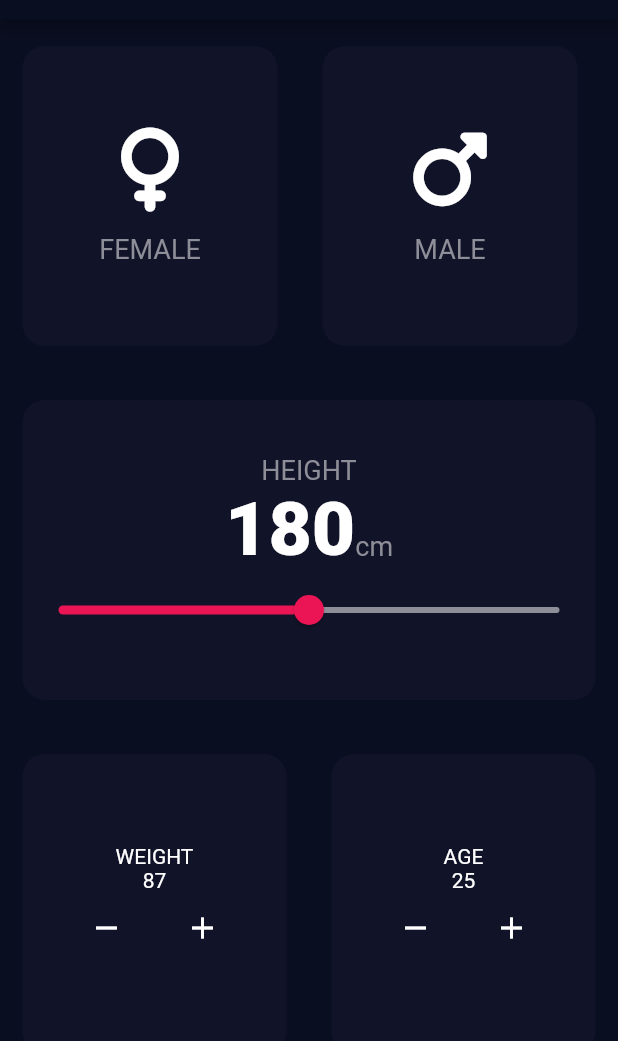
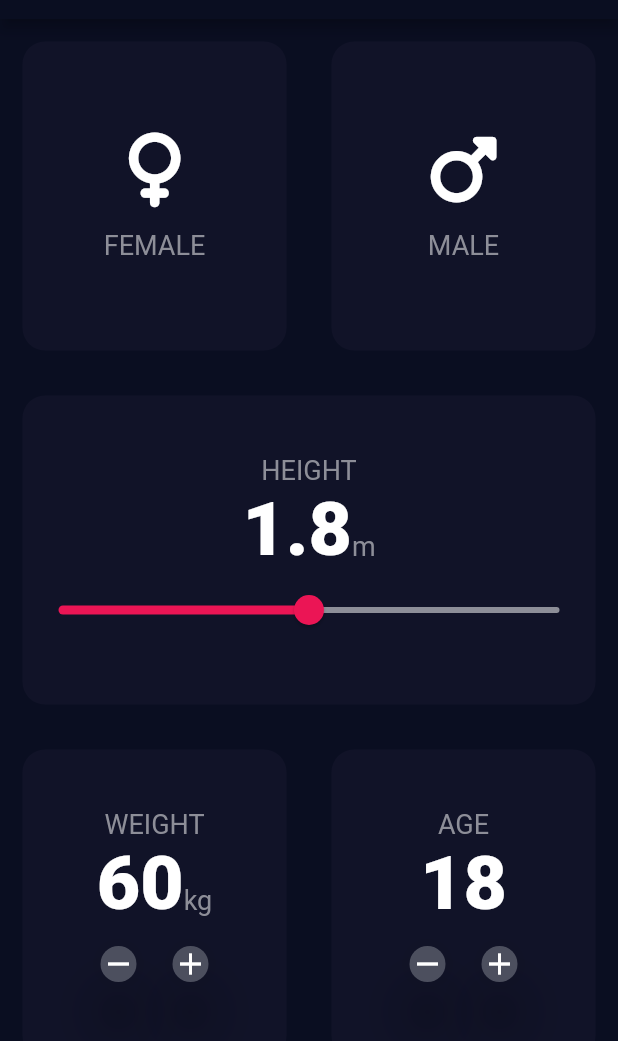
Before and after one commit to CarlosGarciaWeb/bmicalcflutter, a Flutter app: the screen it shows after launch, on a phone screen of 412 x 824 dp, the part 65-1106 px from its top. Run offline on Flutter 3.47's test engine with Material 2 defaults, Android fonts, the phone set to English and light mode, and no system bars; our stand-ins replace font_awesome_flutter; missing offline and left inert: dart:ffi.

Commit message:
create functionality for the age and weight card and created custom round button

```diff
--- a/lib/card_icons.dart
+++ b/lib/card_icons.dart
@@ -10,7 +10,7 @@ class CardChild extends StatelessWidget {
   final String cardTitle;
 
   final double cardChildSpacing = 15.0;
-  final double cardChildIconSize = 56.0;
+  final double cardChildIconSize = 50.0;
 
   @override
   Widget build(BuildContext context) {
--- a/lib/input_page.dart
+++ b/lib/input_page.dart
@@ -1,3 +1,5 @@
+import 'dart:ffi';
+
 import 'package:flutter/material.dart';
 import 'package:font_awesome_flutter/font_awesome_flutter.dart';
 import 'package:bmicalculator/reusable_card.dart';
@@ -16,6 +18,8 @@ class InputPage extends StatefulWidget {
 class _InputPageState extends State<InputPage> {
   Gender? selectedGender;
   int _height = 180;
+  int _weight = 60;
+  int _age = 18;
 
   @override
   Widget build(BuildContext context) {
@@ -30,7 +34,8 @@ class _InputPageState extends State<InputPage> {
             Expanded(
               child: Row(
                 children: [
-                  GestureDetector(
+                  Expanded(
+                    child: GestureDetector(
                       onTap: () {
                         setState(() {
                           selectedGender = Gender.female;
@@ -46,7 +51,9 @@ class _InputPageState extends State<InputPage> {
                         ),
                       ),
                     ),
-                  GestureDetector(
+                  ),
+                  Expanded(
+                    child: GestureDetector(
                       onTap: () {
                         setState(() {
                           selectedGender = Gender.male;
@@ -58,6 +65,7 @@ class _InputPageState extends State<InputPage> {
                             : inactiveCardColor,
                         cardChild: const CardChild(
                             cardIcon: FontAwesomeIcons.mars, cardTitle: "MALE"),
+                      ),
                     ),
                   ),
                 ],
@@ -81,11 +89,11 @@ class _InputPageState extends State<InputPage> {
                           crossAxisAlignment: CrossAxisAlignment.baseline,
                           children: [
                             Text(
-                              _height.toString(),
+                              (_height/100).toString(),
                               style: numStyle,
                             ),
                             const Text(
-                              'cm',
+                              'm',
                               style: labelStyle,
                             )
                           ],
@@ -95,7 +103,6 @@ class _InputPageState extends State<InputPage> {
                           min: 120,
                           max: 240,
                           onChanged: (double newValue) {
-                            print(newValue);
                             setState(() {
                               _height = newValue.round();
                             });
@@ -117,23 +124,41 @@ class _InputPageState extends State<InputPage> {
                     cardChild: Column(
                       mainAxisAlignment: MainAxisAlignment.center,
                       children: [
-                        const Text('WEIGHT'),
-                        const Text('87'),
+                        const Text(
+                          'WEIGHT',
+                          style: labelStyle,
+                        ),
+                        Row(
+                          mainAxisAlignment: MainAxisAlignment.center,
+                          textBaseline: TextBaseline.alphabetic,
+                          crossAxisAlignment: CrossAxisAlignment.baseline,
+                          children: [
+                            Text(
+                              _weight.toString(),
+                              style: numStyle,
+                            ),
+                            const Text("kg", style: labelStyle,),
+                          ],
+                        ),
                         Row(
                           mainAxisAlignment: MainAxisAlignment.center,
                           children: [
-                            TextButton(
-                                onPressed: () {},
-                                child: const Icon(
-                                  Icons.remove,
-                                  color: Colors.white,
-                                )),
-                            TextButton(
-                                onPressed: () {},
-                                child: const Icon(
-                                  Icons.add,
-                                  color: Colors.white,
-                                )),
+                            RoundIconButton(
+                              newIcon: Icons.remove,
+                              buttonFunction: () {
+                                setState(() {
+                                  _weight -= 1;
+                                });
+                              },
+                            ),
+                            RoundIconButton(
+                              newIcon: Icons.add,
+                              buttonFunction: () {
+                                setState(() {
+                                  _weight += 1;
+                                });
+                              },
+                            ),
                           ],
                         )
                       ],
@@ -144,23 +169,33 @@ class _InputPageState extends State<InputPage> {
                     cardChild: Column(
                       mainAxisAlignment: MainAxisAlignment.center,
                       children: [
-                        const Text('AGE'),
-                        const Text('25'),
+                        const Text(
+                          'AGE',
+                          style: labelStyle,
+                        ),
+                        Text(
+                          _age.toString(),
+                          style: numStyle,
+                        ),
                         Row(
                           mainAxisAlignment: MainAxisAlignment.center,
                           children: [
-                            TextButton(
-                                onPressed: () {},
-                                child: const Icon(
-                                  Icons.remove,
-                                  color: Colors.white,
-                                )),
-                            TextButton(
-                                onPressed: () {},
-                                child: const Icon(
-                                  Icons.add,
-                                  color: Colors.white,
-                                )),
+                            RoundIconButton(
+                              newIcon: Icons.remove,
+                              buttonFunction: () {
+                                setState(() {
+                                  _age -= 1;
+                                });
+                              },
+                            ),
+                            RoundIconButton(
+                              newIcon: Icons.add,
+                              buttonFunction: () {
+                                setState(() {
+                                  _age += 1;
+                                });
+                              },
+                            ),
                           ],
                         )
                       ],
@@ -180,3 +215,31 @@ class _InputPageState extends State<InputPage> {
     );
   }
 }
+
+class RoundIconButton extends StatelessWidget {
+  const RoundIconButton(
+      {super.key, required this.newIcon, required this.buttonFunction});
+
+  final IconData newIcon;
+
+  final void Function()? buttonFunction;
+
+  @override
+  Widget build(BuildContext context) {
+    return RawMaterialButton(
+      onPressed: buttonFunction,
+      shape: const CircleBorder(),
+      fillColor: const Color(0xFF4C4F5E),
+      constraints: const BoxConstraints(
+        maxWidth: 56.0,
+        maxHeight: 56.0,
+      ),
+      elevation: 16.0,
+      disabledElevation: 16.0,
+      child: Icon(
+        newIcon,
+        color: Colors.white,
+      ),
+    );
+  }
+}
--- a/lib/reusable_card.dart
+++ b/lib/reusable_card.dart
@@ -14,8 +14,6 @@ class BMICard extends StatelessWidget {
     return Expanded(
       child: Container(
         margin: const EdgeInsets.all(15.0),
-        height: 200.00,
-        width: 170.00,
         decoration: BoxDecoration(
           borderRadius: BorderRadius.circular(15),
           color: cardColor,
```
Lines whose indentation alone changed are shown as unchanged.
